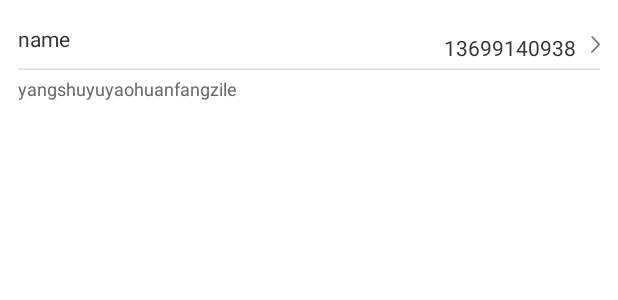
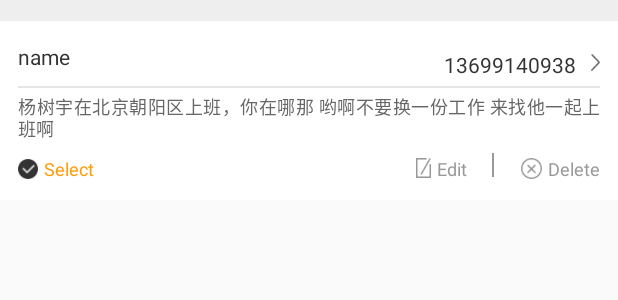
Before and after one commit to luckybuyer/android, an Android app: the layout item_shipping.xml on its own in the app's theme, with its tools: preview values and no code run, on a phone screen of 412 x 824 dp. Shown: the top 300 px of the screen. Run offline under Robolectric (Android 15) with nearby library versions, the phone set to English and light mode, and no system bars.

Commit message:
shippingpager 页面

```diff
--- a/luckybuyer/app/src/main/java/net/luckybuyer/activity/SecondPagerActivity.java
+++ b/luckybuyer/app/src/main/java/net/luckybuyer/activity/SecondPagerActivity.java
@@ -24,6 +24,7 @@ import com.bumptech.glide.Glide;
 import com.google.gson.Gson;
 
 import net.luckybuyer.R;
+import net.luckybuyer.bean.ShippingAddressBean;
 import net.luckybuyer.bean.TokenBean;
 import net.luckybuyer.bean.User;
 import net.luckybuyer.secondpager.AddAddressPager;
@@ -57,6 +58,7 @@ public class SecondPagerActivity extends FragmentActivity {
     public int game_id;
     public List allList = new ArrayList();
     public int position;
+    public ShippingAddressBean.ShippingBean shippingBean;
 
     //需要去哪
     public String from;
@@ -272,6 +274,10 @@ public class SecondPagerActivity extends FragmentActivity {
                 switchPage(5);
                 from = "";
                 return false;
+            }else if ("dispatchpager".equals(from)) {
+                switchPage(7);
+                from = "";
+                return false;
             }
             finish();
         }
--- /dev/null
+++ b/luckybuyer/app/src/main/res/drawable/selector_shipping_checkbox.xml
@@ -0,0 +1,5 @@
+<?xml version="1.0" encoding="utf-8"?>
+<selector xmlns:android="http://schemas.android.com/apk/res/android">
+<item android:state_checked="true" android:drawable="@drawable/default_checkbox_true"></item>
+<item android:state_checked="false" android:drawable="@drawable/default_checkbox_false"></item>
+</selector>
--- a/luckybuyer/app/src/main/res/layout/item_shipping.xml
+++ b/luckybuyer/app/src/main/res/layout/item_shipping.xml
@@ -1,56 +1,123 @@
 <?xml version="1.0" encoding="utf-8"?>
 <RelativeLayout xmlns:android="http://schemas.android.com/apk/res/android"
     android:layout_width="match_parent"
-    android:background="#ffffff"
-    android:layout_height="match_parent">
+    android:layout_height="wrap_content"
+    android:background="#ffffff">
 
+    <RelativeLayout
+        android:layout_width="match_parent"
+        android:background="#eeeeee"
+        android:layout_height="@dimen/dimen_14"></RelativeLayout>
     <TextView
+        android:id="@+id/tv_shipping_name"
         android:layout_width="wrap_content"
-        android:textSize="@dimen/dimen_14"
+        android:layout_height="wrap_content"
+        android:layout_marginLeft="@dimen/dimen_12"
+        android:layout_marginTop="@dimen/dimen_28"
+        android:text="name"
         android:textColor="@color/text_black"
-        android:layout_marginTop="@dimen/dimen_16"
-        android:layout_marginLeft="@dimen/dimen_12"
-        android:text="name"
-        android:layout_height="wrap_content" />
+        android:textSize="@dimen/dimen_14" />
 
     <ImageView
         android:id="@+id/iv_shipping_go"
         android:layout_width="@dimen/dimen_6"
-        android:background="@drawable/go_go"
+        android:layout_height="@dimen/dimen_11"
+        android:layout_alignParentRight="true"
         android:layout_marginRight="@dimen/dimen_12"
-        android:layout_alignParentRight="true"
-        android:layout_marginTop="@dimen/dimen_24"
-        android:layout_height="@dimen/dimen_11" />
+        android:layout_marginTop="@dimen/dimen_36"
+        android:background="@drawable/go_go" />
+
     <TextView
+        android:id="@+id/tv_shipping_telnum"
         android:layout_width="wrap_content"
+        android:layout_height="wrap_content"
+        android:layout_marginRight="@dimen/dimen_10"
+        android:layout_marginTop="@dimen/dimen_33"
         android:layout_toLeftOf="@+id/iv_shipping_go"
         android:text="13699140938"
-        android:textSize="@dimen/dimen_14"
         android:textColor="@color/text_black"
-        android:layout_marginTop="@dimen/dimen_22"
-        android:layout_marginRight="@dimen/dimen_10"
-        android:layout_height="wrap_content" />
+        android:textSize="@dimen/dimen_14" />
 
     <View
         android:id="@+id/view"
         android:layout_width="match_parent"
-        android:background="@color/bg_view"
+        android:layout_height="@dimen/dimen_1"
+        android:layout_below="@+id/iv_shipping_go"
         android:layout_marginLeft="@dimen/dimen_12"
         android:layout_marginRight="@dimen/dimen_12"
-        android:layout_below="@+id/iv_shipping_go"
         android:layout_marginTop="@dimen/dimen_10"
-        android:layout_height="@dimen/dimen_1"></View>
+        android:background="@color/bg_view"></View>
 
     <net.luckybuyer.view.JustifyTextView
-        android:text="yangshuyuyaohuanfangzile"
-        android:layout_marginTop="@dimen/dimen_5"
+        android:id="@+id/jtv_shipping_detailed"
+        android:layout_width="match_parent"
+        android:layout_height="@dimen/dimen_32"
         android:layout_below="@+id/view"
-        android:layout_width="match_parent"
         android:layout_marginLeft="@dimen/dimen_12"
         android:layout_marginRight="@dimen/dimen_12"
+        android:layout_marginTop="@dimen/dimen_5"
+        android:ellipsize="end"
         android:maxLines="2"
-        android:ellipsize="end"
-        android:textSize="@dimen/dimen_12"
+        android:text="杨树宇在北京朝阳区上班，你在哪那 哟啊不要换一份工作 来找他一起上班啊"
         android:textColor="#666666"
-        android:layout_height="@dimen/dimen_34" />
+        android:textSize="@dimen/dimen_12" />
+
+    <CheckBox
+        android:id="@+id/cb_shipping_select"
+        android:layout_width="@dimen/dimen_13"
+        android:layout_height="@dimen/dimen_13"
+        android:layout_below="@+id/jtv_shipping_detailed"
+        android:layout_marginLeft="@dimen/dimen_12"
+        android:layout_marginTop="@dimen/dimen_10"
+        android:background="@drawable/selector_shipping_checkbox"
+        android:button="@null" />
+
+    <TextView
+        android:id="@+id/tv_shipping_select"
+        android:layout_width="wrap_content"
+        android:layout_height="wrap_content"
+        android:layout_below="@+id/jtv_shipping_detailed"
+        android:layout_marginLeft="@dimen/dimen_4"
+        android:layout_marginTop="@dimen/dimen_8"
+        android:layout_toRightOf="@+id/cb_shipping_select"
+        android:text="Select"
+        android:textColor="@color/ff9c05"
+        android:textSize="@dimen/dimen_12" />
+
+    <TextView
+        android:id="@+id/tv_shipping_delete"
+        android:layout_alignTop="@+id/tv_shipping_select"
+        android:textColor="#999999"
+        android:layout_marginRight="@dimen/dimen_12"
+        android:text="Delete"
+        android:drawableLeft="@drawable/default_delete"
+        android:drawablePadding="@dimen/dimen_4"
+        android:layout_width="wrap_content"
+        android:layout_height="wrap_content"
+        android:layout_alignParentRight="true"
+        android:textSize="@dimen/dimen_12" />
+
+    <View
+        android:layout_width="@dimen/dimen_1"
+        android:layout_marginRight="@dimen/dimen_18"
+        android:background="#999999"
+        android:layout_marginTop="-4dp"
+        android:layout_marginBottom="@dimen/dimen_15"
+        android:layout_alignTop="@+id/cb_shipping_select"
+        android:layout_toLeftOf="@+id/tv_shipping_delete"
+        android:layout_height="@dimen/dimen_16"></View>
+
+    <TextView
+        android:id="@+id/tv_shipping_edit"
+        android:layout_alignTop="@+id/tv_shipping_select"
+        android:textColor="#999999"
+        android:layout_marginRight="@dimen/dimen_36"
+        android:text="Edit"
+        android:drawableLeft="@drawable/default_edit"
+        android:drawablePadding="@dimen/dimen_4"
+        android:layout_width="wrap_content"
+        android:layout_height="wrap_content"
+        android:layout_toLeftOf="@+id/tv_shipping_delete"
+        android:textSize="@dimen/dimen_12" />
+
 </RelativeLayout>
```
Also changed, not shown: luckybuyer/app/src/main/java/net/luckybuyer/adapter/ShippingAdapter.java (+52 -2 lines), luckybuyer/app/src/main/java/net/luckybuyer/bean/ShippingAddressBean.java (+10 -0 lines), luckybuyer/app/src/main/java/net/luckybuyer/secondpager/DispatchPager.java (+11 -4 lines), luckybuyer/app/src/main/java/net/luckybuyer/secondpager/ShippingAddressPager.java (+11 -1 lines), luckybuyer/app/src/main/res/layout/pager_shipping.xml (+14 -1 lines), luckybuyer/app/src/main/res/drawable-xhdpi/default_checkbox_false.png (added), luckybuyer/app/src/main/res/drawable-xhdpi/default_checkbox_true.png (added), luckybuyer/app/src/main/res/drawable-xhdpi/default_delete.png (added), luckybuyer/app/src/main/res/drawable-xhdpi/default_edit.png (added).
